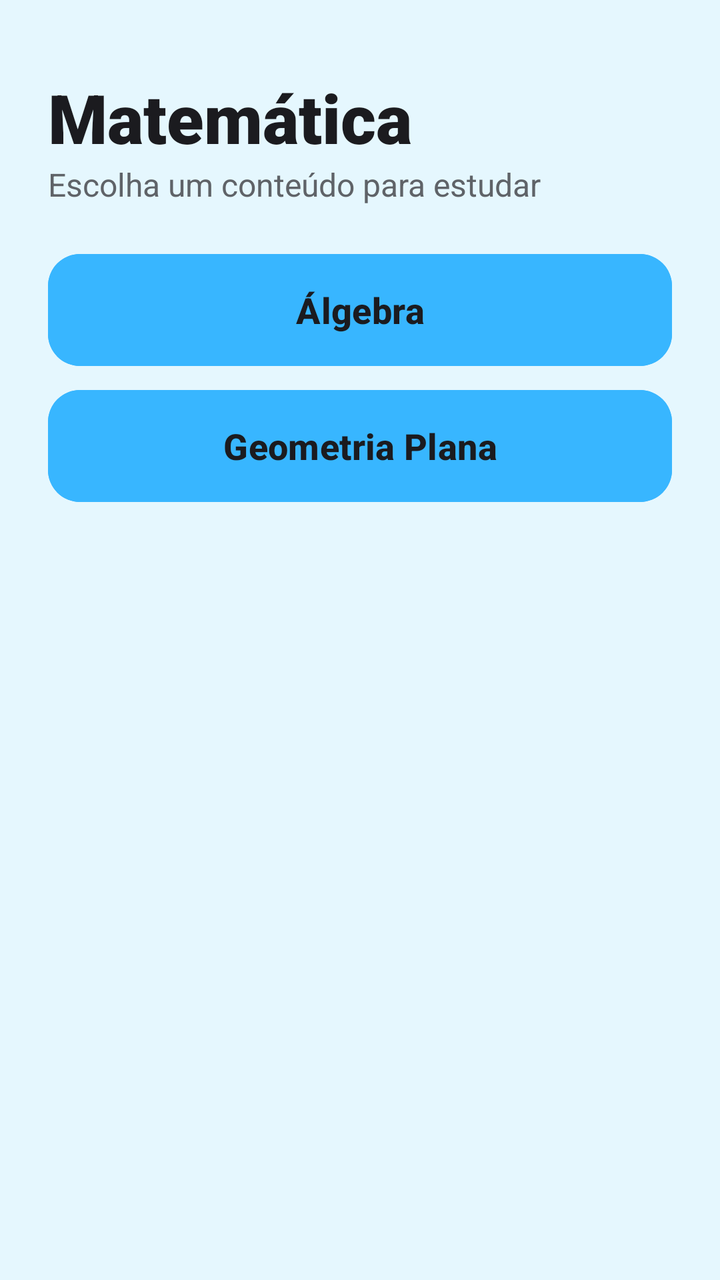
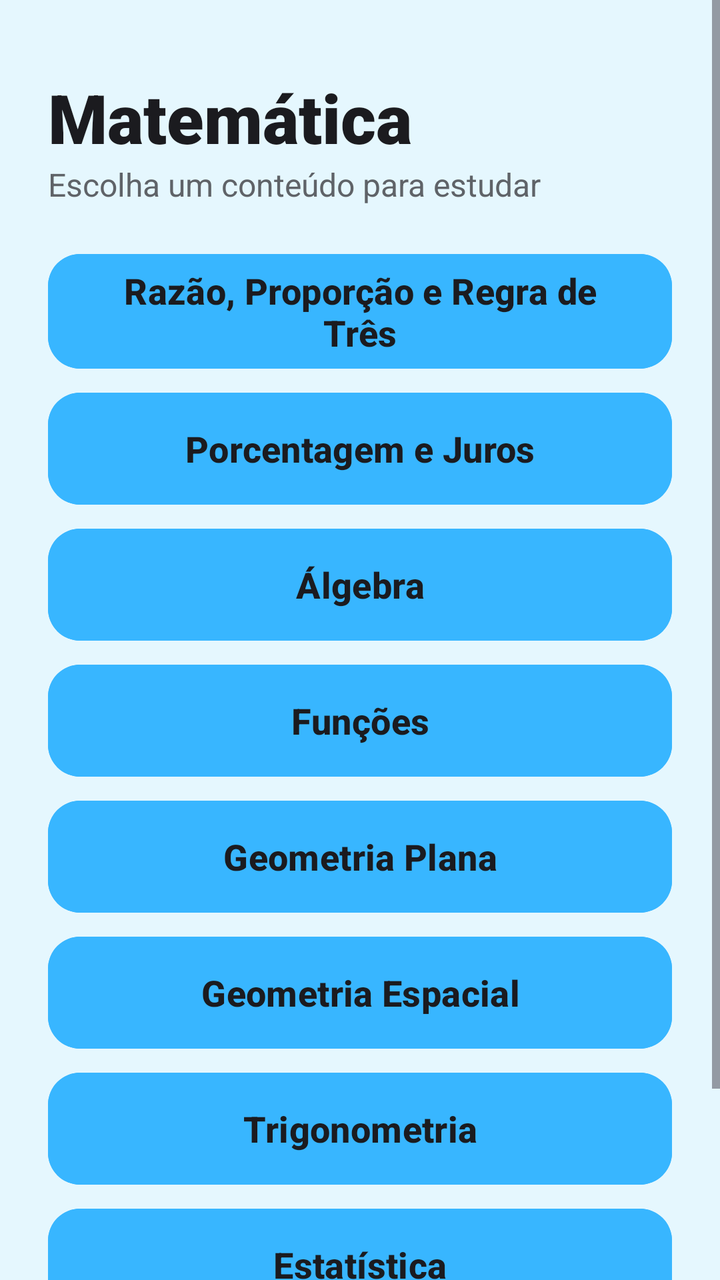

An Android layout rendered at two revisions. The XML below is the earlier revision; the diff shows what the commit changed to produce the second picture.
<!-- AndroidManifest.xml: application theme Theme.BrainUpPrototipo -->
<!-- res/layout/fragment_matematica.xml -->
<?xml version="1.0" encoding="utf-8"?>
<ScrollView xmlns:android="http://schemas.android.com/apk/res/android" xmlns:app="http://schemas.android.com/apk/res-auto" xmlns:tools="http://schemas.android.com/tools"
    android:layout_width="match_parent"
    android:layout_height="match_parent"
    android:background="@color/fundomatematica"
    android:fillViewport="true">

    <LinearLayout
        android:layout_width="match_parent"
        android:layout_height="wrap_content"
        android:orientation="vertical"
        android:padding="24dp">

        <TextView
            android:layout_width="wrap_content"
            android:layout_height="wrap_content"
            android:layout_marginTop="12dp"
            android:fontFamily="sans-serif-black"
            android:text="Matemática"
            android:textColor="@color/texto_primario"
            android:textSize="34sp" />

        <TextView
            android:layout_width="wrap_content"
            android:layout_height="wrap_content"
            android:layout_marginBottom="12dp"
            android:text="Escolha um conteúdo para estudar"
            android:textColor="@color/texto_secundario"
            android:textSize="16sp" />

        <Button
            android:id="@+id/btalgebra"
            style="@style/BrainUp.Botao"
            android:layout_width="match_parent"
            android:layout_height="wrap_content"
            android:layout_marginTop="12dp"
            android:backgroundTint="@color/azul_app"
            android:text="Álgebra" />
        <Button
            android:id="@+id/btgeometriaplana"
            style="@style/BrainUp.Botao"
            android:layout_width="match_parent"
            android:layout_height="wrap_content"
            android:layout_marginTop="12dp"
            android:backgroundTint="@color/azul_app"
            android:text="Geometria Plana" />
    </LinearLayout>
</ScrollView>
<!-- resources referenced by this layout -->
<resources>
  <color name="azul_app">#38B6FF</color>
  <color name="fundomatematica">#1A03B4F4</color>
  <color name="texto_primario">#1B1B1F</color>
  <color name="texto_secundario">#5F6368</color>
  <style name="BrainUp.Botao" parent="Widget.Material3.Button">
          <item name="android:textSize">18sp</item>
          <item name="android:textAllCaps">false</item>
          <item name="android:textStyle">bold</item>
          <item name="android:minHeight">56dp</item>
          <item name="android:insetTop">0dp</item>
          <item name="android:insetBottom">0dp</item>
          <item name="cornerRadius">16dp</item>
      </style>
  <style name="Theme.BrainUpPrototipo" parent="Base.Theme.BrainUpPrototipo" />
  <style name="Base.Theme.BrainUpPrototipo" parent="Theme.Material3.Light.NoActionBar">
          <item name="colorPrimary">@color/azul_app</item>
          <item name="colorOnPrimary">@color/texto_primario</item>
          <item name="android:windowBackground">@color/white</item>
          <item name="android:statusBarColor">@android:color/transparent</item>
          <item name="android:navigationBarColor">@android:color/transparent</item>
      </style>
  <color name="white">#FFFFFFFF</color>
</resources>

<!-- the commit's change to res/layout/fragment_matematica.xml (unified diff, before → after) -->
@@ -29,6 +29,22 @@
             android:textSize="16sp" />
 
         <Button
+            android:id="@+id/btmproporcao"
+            style="@style/BrainUp.Botao"
+            android:layout_width="match_parent"
+            android:layout_height="wrap_content"
+            android:layout_marginTop="12dp"
+            android:backgroundTint="@color/azul_app"
+            android:text="Razão, Proporção e Regra de Três" />
+        <Button
+            android:id="@+id/btmporcentagem"
+            style="@style/BrainUp.Botao"
+            android:layout_width="match_parent"
+            android:layout_height="wrap_content"
+            android:layout_marginTop="12dp"
+            android:backgroundTint="@color/azul_app"
+            android:text="Porcentagem e Juros" />
+        <Button
             android:id="@+id/btalgebra"
             style="@style/BrainUp.Botao"
             android:layout_width="match_parent"
@@ -37,6 +53,14 @@
             android:backgroundTint="@color/azul_app"
             android:text="Álgebra" />
         <Button
+            android:id="@+id/btmfuncoes"
+            style="@style/BrainUp.Botao"
+            android:layout_width="match_parent"
+            android:layout_height="wrap_content"
+            android:layout_marginTop="12dp"
+            android:backgroundTint="@color/azul_app"
+            android:text="Funções" />
+        <Button
             android:id="@+id/btgeometriaplana"
             style="@style/BrainUp.Botao"
             android:layout_width="match_parent"
@@ -44,5 +68,37 @@
             android:layout_marginTop="12dp"
             android:backgroundTint="@color/azul_app"
             android:text="Geometria Plana" />
+        <Button
+            android:id="@+id/btmespacial"
+            style="@style/BrainUp.Botao"
+            android:layout_width="match_parent"
+            android:layout_height="wrap_content"
+            android:layout_marginTop="12dp"
+            android:backgroundTint="@color/azul_app"
+            android:text="Geometria Espacial" />
+        <Button
+            android:id="@+id/btmtrigonometria"
+            style="@style/BrainUp.Botao"
+            android:layout_width="match_parent"
+            android:layout_height="wrap_content"
+            android:layout_marginTop="12dp"
+            android:backgroundTint="@color/azul_app"
+            android:text="Trigonometria" />
+        <Button
+            android:id="@+id/btmestatistica"
+            style="@style/BrainUp.Botao"
+            android:layout_width="match_parent"
+            android:layout_height="wrap_content"
+            android:layout_marginTop="12dp"
+            android:backgroundTint="@color/azul_app"
+            android:text="Estatística" />
+        <Button
+            android:id="@+id/btmprobabilidade"
+            style="@style/BrainUp.Botao"
+            android:layout_width="match_parent"
+            android:layout_height="wrap_content"
+            android:layout_marginTop="12dp"
+            android:backgroundTint="@color/azul_app"
+            android:text="Probabilidade e Contagem" />
     </LinearLayout>
 </ScrollView>
